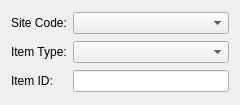
The window that src/select_item_widget_base.ui (lparchaeology/ArkPlan) describes before a commit, drawn with Qt 5.
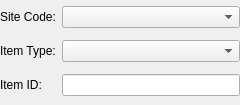
The same window after the commit.

Diff of the .ui file:
```diff
--- a/src/select_item_widget_base.ui
+++ b/src/select_item_widget_base.ui
@@ -14,6 +14,9 @@
    <string>Form</string>
   </property>
   <layout class="QGridLayout" name="gridLayout">
+   <property name="margin">
+    <number>0</number>
+   </property>
    <item row="0" column="0">
     <widget class="QLabel" name="siteCodeLabel">
      <property name="text">
```
Left out of the diff: 18 changed lines with no effect on the pictures.
